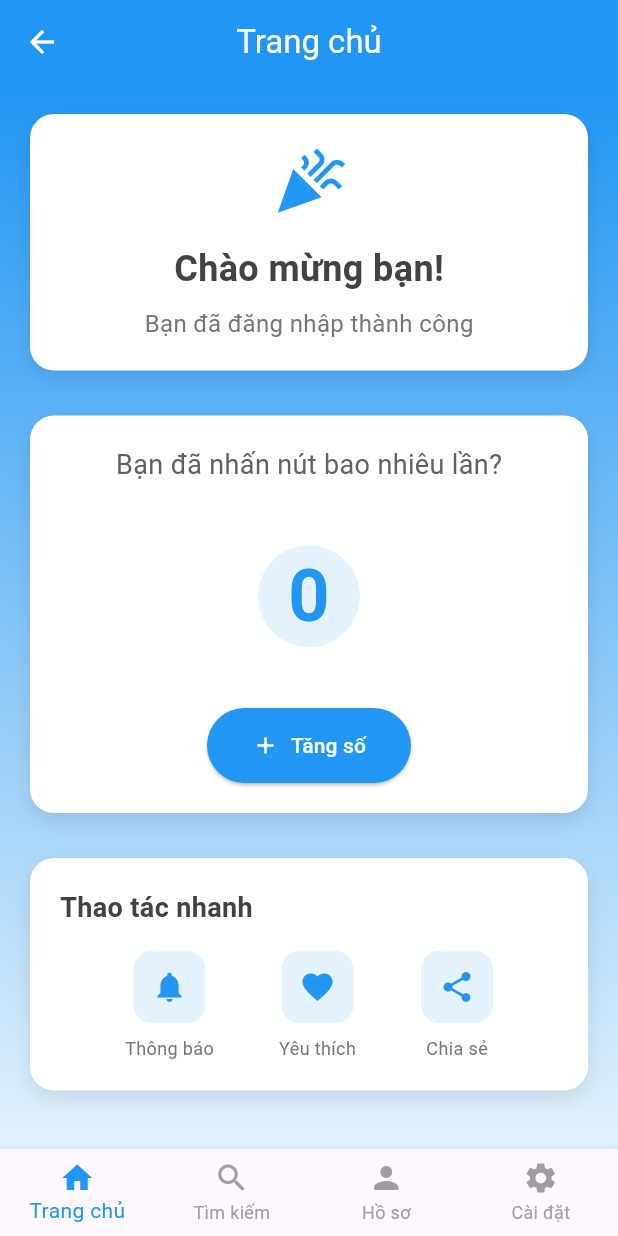
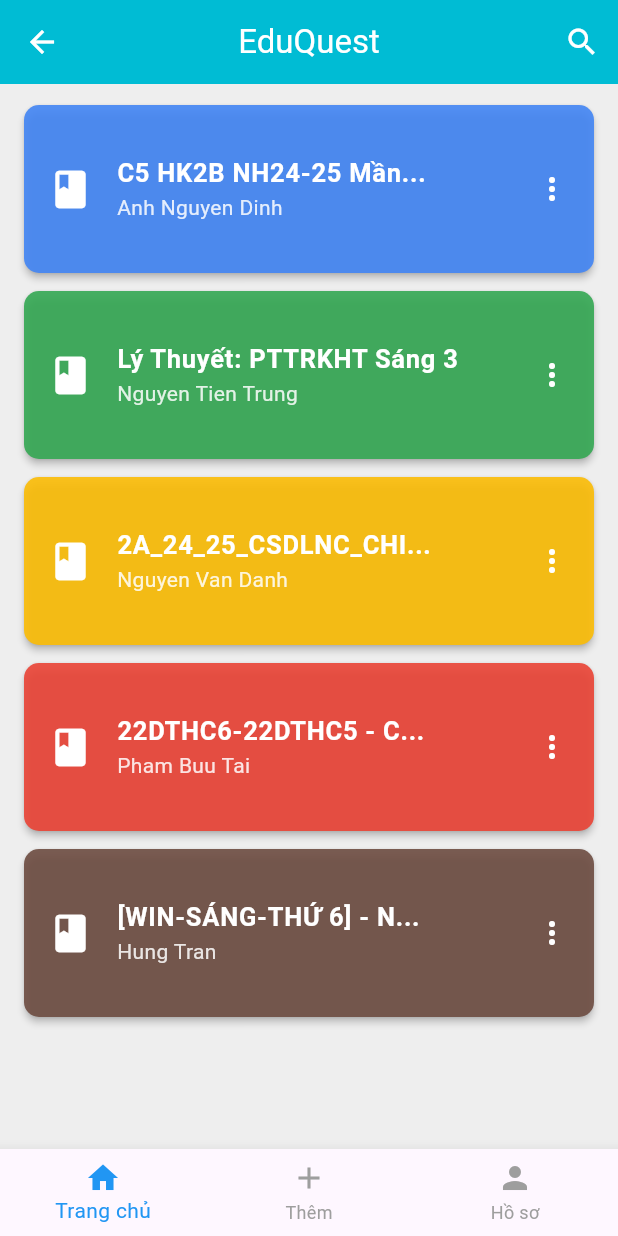
Before and after one commit to MinhAnh-IT/EduQuest_UI, a Flutter app: the HomeScreen screen opened by its route, on a phone screen of 412 x 824 dp. Run offline on Flutter 3.47's test engine with Material 3 defaults, Android fonts, the phone set to English and light mode, and no system bars; our stand-ins replace dio, flutter_secure_storage; accounts and stored records are empty.

Commit message:
Add HomeScreen

```diff
--- /dev/null
+++ b/devtools_options.yaml
@@ -0,0 +1,3 @@
+description: This file stores settings for Dart & Flutter DevTools.
+documentation: https://docs.flutter.dev/tools/devtools/extensions#configure-extension-enablement-states
+extensions:
--- a/lib/config/api_config.dart
+++ b/lib/config/api_config.dart
@@ -1,11 +1,15 @@
+import 'dart:io';
+
 class ApiConfig {
   // For Android Emulator: use 10.0.2.2
   // For Physical Device: use your local IP address (192.168.1.2)
   // For iOS Simulator: use localhost or 127.0.0.1
-  static const String baseUrl = 'http://localhost:8080/api';
-
-  // Alternative URLs for different environments
-  static const String localhostUrl = 'http://localhost:8080/api';
+  static String get baseUrl {
+    if (Platform.isAndroid) {
+      return 'http://10.0.2.2:8080';
+    }
+    return 'http://localhost:8080';
+  }
 
   static const Duration connectionTimeout = Duration(seconds: 30);
   static const Duration receiveTimeout = Duration(seconds: 30);
--- a/lib/screens/home_screen.dart
+++ b/lib/screens/home_screen.dart
@@ -1,5 +1,5 @@
 import 'package:flutter/material.dart';
-import 'login_screen.dart';
+import 'login_screen.dart'; // Keep for ProfileTab logout
 
 class HomeScreen extends StatefulWidget {
   @override
@@ -9,12 +9,10 @@ class HomeScreen extends StatefulWidget {
 class _HomeScreenState extends State<HomeScreen> {
   int _currentIndex = 0;
 
-  // Danh sách các trang
   final List<Widget> _pages = [
     HomeTab(),
-    SearchTab(),
+    AddTab(),
     ProfileTab(),
-    SettingsTab(),
   ];
 
   @override
@@ -37,16 +35,12 @@ class _HomeScreenState extends State<HomeScreen> {
             label: 'Trang chủ',
           ),
           BottomNavigationBarItem(
-            icon: Icon(Icons.search),
-            label: 'Tìm kiếm',
+            icon: Icon(Icons.add),
+            label: 'Thêm',
           ),
           BottomNavigationBarItem(
             icon: Icon(Icons.person),
             label: 'Hồ sơ',
-          ),
-          BottomNavigationBarItem(
-            icon: Icon(Icons.settings),
-            label: 'Cài đặt',
           ),
         ],
       ),
@@ -60,225 +54,191 @@ class HomeTab extends StatefulWidget {
 }
 
 class _HomeTabState extends State<HomeTab> {
-  int _counter = 0;
+  final List<Map<String, String>> _allClasses = [
+    {
+      'name': 'C5 HK2B NH24-25 Mần...',
+      'instructor': 'Anh Nguyen Dinh',
+    },
+    {
+      'name': 'Lý Thuyết: PTTRKHT Sáng 3',
+      'instructor': 'Nguyen Tien Trung',
+    },
+    {
+      'name': '2A_24_25_CSDLNC_CHI...',
+      'instructor': 'Nguyen Van Danh',
+    },
+    {
+      'name': '22DTHC6-22DTHC5 - C...',
+      'instructor': 'Pham Buu Tai',
+    },
+    {
+      'name': '[WIN-SÁNG-THỨ 6] - N...',
+      'instructor': 'Hung Tran',
+    },
+  ];
+  List<Map<String, String>> _filteredClasses = [];
+  bool _isSearching = false;
+  final TextEditingController _searchController = TextEditingController();
 
-  void _incrementCounter() {
+  @override
+  void initState() {
+    super.initState();
+    _filteredClasses = _allClasses;
+    _searchController.addListener(_filterClasses);
+  }
+
+  @override
+  void dispose() {
+    _searchController.removeListener(_filterClasses);
+    _searchController.dispose();
+    super.dispose();
+  }
+
+  void _filterClasses() {
+    final query = _searchController.text.toLowerCase();
     setState(() {
-      _counter++;
+      if (query.isEmpty) {
+        _filteredClasses = _allClasses;
+      } else {
+        _filteredClasses = _allClasses.where((classData) {
+          final nameLower = classData['name']!.toLowerCase();
+          final instructorLower = classData['instructor']!.toLowerCase();
+          return nameLower.contains(query) || instructorLower.contains(query);
+        }).toList();
+      }
     });
+  }
+
+  void _toggleSearch() {
+    setState(() {
+      _isSearching = !_isSearching;
+      if (!_isSearching) {
+        _searchController.clear(); // Clears text and triggers _filterClasses
+      }
+      // Focus will be handled by autofocus property of TextField
+    });
+  }
+
+  Color _getCardColor(int index) {
+    const List<Color> colors = [
+      Color(0xFF4285F4), // Blue
+      Color(0xFF34A853), // Green
+      Color(0xFFFBBC05), // Yellow
+      Color(0xFFEA4335), // Red
+      Color(0xFF6D4C41), // Brown
+    ];
+    // To make color assignment more stable with filtering,
+    // you might want to assign colors based on a unique ID or original index
+    // For now, it cycles through the filtered list.
+    return colors[index % colors.length].withOpacity(0.9);
   }
 
   @override
   Widget build(BuildContext context) {
     return Scaffold(
+      backgroundColor: Colors.grey[200],
       appBar: AppBar(
-        title: Text('Trang chủ'),
+        title: Text('EduQuest'),
         centerTitle: true,
-        backgroundColor: Colors.blue,
+        backgroundColor: Colors.cyan,
         foregroundColor: Colors.white,
         elevation: 0,
+        actions: [
+          IconButton(
+            icon: Icon(_isSearching ? Icons.close : Icons.search),
+            onPressed: _toggleSearch,
+          ),
+        ],
       ),
-      body: Container(
-        decoration: BoxDecoration(
-          gradient: LinearGradient(
-            begin: Alignment.topCenter,
-            end: Alignment.bottomCenter,
-            colors: [Colors.blue, Colors.blue[50]!],
-          ),
-        ),
-        child: SafeArea(
-          child: Padding(
-            padding: EdgeInsets.all(20),
-            child: Column(
-              crossAxisAlignment: CrossAxisAlignment.stretch,
-              children: [
-                // Welcome card
-                Container(
-                  padding: EdgeInsets.all(20),
-                  decoration: BoxDecoration(
-                    color: Colors.white,
-                    borderRadius: BorderRadius.circular(16),
-                    boxShadow: [
-                      BoxShadow(
-                        color: Colors.black.withOpacity(0.1),
-                        blurRadius: 10,
-                        offset: Offset(0, 5),
-                      ),
-                    ],
+      body: Column(
+        children: [
+          if (_isSearching)
+            Padding(
+              padding: const EdgeInsets.fromLTRB(16.0, 8.0, 16.0, 12.0),
+              child: TextField(
+                controller: _searchController,
+                autofocus: true,
+                decoration: InputDecoration(
+                  hintText: 'Tìm kiếm lớp học...',
+                  hintStyle: TextStyle(color: Colors.grey[500]),
+                  prefixIcon: Icon(Icons.search, color: Colors.grey[600]),
+                  suffixIcon: _searchController.text.isNotEmpty
+                      ? IconButton(
+                    icon: Icon(Icons.clear, color: Colors.grey[600]),
+                    onPressed: () {
+                      _searchController.clear();
+                    },
+                  )
+                      : null,
+                  filled: true,
+                  fillColor: Colors.white,
+                  contentPadding: EdgeInsets.symmetric(vertical: 10.0, horizontal: 20.0),
+                  border: OutlineInputBorder(
+                    borderRadius: BorderRadius.circular(30.0),
+                    borderSide: BorderSide.none,
                   ),
-                  child: Column(
-                    children: [
-                      Icon(
-                        Icons.celebration,
-                        size: 50,
-                        color: Colors.blue,
-                      ),
-                      SizedBox(height: 16),
-                      Text(
-                        'Chào mừng bạn!',
-                        style: TextStyle(
-                          fontSize: 24,
-                          fontWeight: FontWeight.bold,
-                          color: Colors.grey[800],
-                        ),
-                      ),
-                      SizedBox(height: 8),
-                      Text(
-                        'Bạn đã đăng nhập thành công',
-                        style: TextStyle(
-                          fontSize: 16,
-                          color: Colors.grey[600],
-                        ),
-                      ),
-                    ],
+                  focusedBorder: OutlineInputBorder(
+                    borderRadius: BorderRadius.circular(30.0),
+                    borderSide: BorderSide(color: Colors.cyan, width: 1.5),
                   ),
                 ),
-
-                SizedBox(height: 30),
-
-                // Counter card
-                Container(
-                  padding: EdgeInsets.all(20),
-                  decoration: BoxDecoration(
-                    color: Colors.white,
-                    borderRadius: BorderRadius.circular(16),
-                    boxShadow: [
-                      BoxShadow(
-                        color: Colors.black.withOpacity(0.1),
-                        blurRadius: 10,
-                        offset: Offset(0, 5),
+              ),
+            ),
+          Expanded(
+            child: SafeArea(
+              top: !_isSearching, // Only apply top SafeArea padding if search bar is not visible
+              bottom: true,
+              left: true,
+              right: true,
+              child: _filteredClasses.isEmpty && _searchController.text.isNotEmpty
+                  ? Center(
+                child: Text(
+                  'Không tìm thấy kết quả nào.',
+                  style: TextStyle(fontSize: 16, color: Colors.grey[700]),
+                ),
+              )
+                  : ListView.builder(
+                padding: EdgeInsets.only(top: 8, left: 8, right: 8, bottom: 8),
+                itemCount: _filteredClasses.length,
+                itemBuilder: (context, index) {
+                  final classData = _filteredClasses[index];
+                  return Card(
+                    color: _getCardColor(index),
+                    margin: EdgeInsets.symmetric(vertical: 6, horizontal: 8),
+                    elevation: 2,
+                    shape: RoundedRectangleBorder(
+                      borderRadius: BorderRadius.circular(10),
+                    ),
+                    child: ListTile(
+                      contentPadding: EdgeInsets.symmetric(vertical: 20.0, horizontal: 16.0),
+                      leading: Icon(Icons.class_, color: Colors.white, size: 30),
+                      title: Text(
+                        classData['name']!,
+                        style: TextStyle(
+                          fontSize: 17,
+                          fontWeight: FontWeight.bold,
+                          color: Colors.white,
+                        ),
+                        maxLines: 2,
+                        overflow: TextOverflow.ellipsis,
                       ),
-                    ],
-                  ),
-                  child: Column(
-                    children: [
-                      Text(
-                        'Bạn đã nhấn nút bao nhiêu lần?',
+                      subtitle: Text(
+                        classData['instructor']!,
                         style: TextStyle(
-                          fontSize: 18,
-                          color: Colors.grey[700],
+                          color: Colors.white.withOpacity(0.85),
+                          fontSize: 14,
                         ),
+                        maxLines: 1,
+                        overflow: TextOverflow.ellipsis,
                       ),
-                      SizedBox(height: 20),
-                      Container(
-                        padding: EdgeInsets.all(20),
-                        decoration: BoxDecoration(
-                          color: Colors.blue[50],
-                          shape: BoxShape.circle,
-                        ),
-                        child: Text(
-                          '$_counter',
-                          style: TextStyle(
-                            fontSize: 48,
-                            fontWeight: FontWeight.bold,
-                            color: Colors.blue,
-                          ),
-                        ),
-                      ),
-                      SizedBox(height: 20),
-                      ElevatedButton.icon(
-                        onPressed: _incrementCounter,
-                        icon: Icon(Icons.add),
-                        label: Text('Tăng số'),
-                        style: ElevatedButton.styleFrom(
-                          backgroundColor: Colors.blue,
-                          foregroundColor: Colors.white,
-                          padding: EdgeInsets.symmetric(horizontal: 30, vertical: 15),
-                          shape: RoundedRectangleBorder(
-                            borderRadius: BorderRadius.circular(25),
-                          ),
-                        ),
-                      ),
-                    ],
-                  ),
-                ),
-
-                SizedBox(height: 30),
-
-                // Quick actions
-                Container(
-                  padding: EdgeInsets.all(20),
-                  decoration: BoxDecoration(
-                    color: Colors.white,
-                    borderRadius: BorderRadius.circular(16),
-                    boxShadow: [
-                      BoxShadow(
-                        color: Colors.black.withOpacity(0.1),
-                        blurRadius: 10,
-                        offset: Offset(0, 5),
-                      ),
-                    ],
-                  ),
-                  child: Column(
-                    crossAxisAlignment: CrossAxisAlignment.start,
-                    children: [
-                      Text(
-                        'Thao tác nhanh',
-                        style: TextStyle(
-                          fontSize: 18,
-                          fontWeight: FontWeight.bold,
-                          color: Colors.grey[800],
-                        ),
-                      ),
-                      SizedBox(height: 16),
-                      Row(
-                        mainAxisAlignment: MainAxisAlignment.spaceEvenly,
-                        children: [
-                          _buildQuickAction(
-                            icon: Icons.notifications,
-                            label: 'Thông báo',
-                            onTap: () {},
-                          ),
-                          _buildQuickAction(
-                            icon: Icons.favorite,
-                            label: 'Yêu thích',
-                            onTap: () {},
-                          ),
-                          _buildQuickAction(
-                            icon: Icons.share,
-                            label: 'Chia sẻ',
-                            onTap: () {},
-                          ),
-                        ],
-                      ),
-                    ],
-                  ),
-                ),
-              ],
-            ),
-          ),
-        ),
-      ),
-    );
-  }
-
-  Widget _buildQuickAction({
-    required IconData icon,
-    required String label,
-    required VoidCallback onTap,
-  }) {
-    return GestureDetector(
-      onTap: onTap,
-      child: Column(
-        children: [
-          Container(
-            padding: EdgeInsets.all(12),
-            decoration: BoxDecoration(
-              color: Colors.blue[50],
-              borderRadius: BorderRadius.circular(12),
-            ),
-            child: Icon(
-              icon,
-              color: Colors.blue,
-              size: 24,
-            ),
-          ),
-          SizedBox(height: 8),
-          Text(
-            label,
-            style: TextStyle(
-              fontSize: 12,
-              color: Colors.grey[600],
+                      trailing: Icon(Icons.more_vert, color: Colors.white),
+                      onTap: () {
+                        // Handle class item tap
+                      },
+                    ),
+                  );
+                },
+              ),
             ),
           ),
         ],
@@ -287,12 +247,13 @@ class _HomeTabState extends State<HomeTab> {
   }
 }
 
-class SearchTab extends StatelessWidget {
+// New AddTab widget (as defined previously)
+class AddTab extends StatelessWidget {
   @override
   Widget build(BuildContext context) {
     return Scaffold(
       appBar: AppBar(
-        title: Text('Tìm kiếm'),
+        title: Text('Thêm mới'),
         centerTitle: true,
         backgroundColor: Colors.blue,
         foregroundColor: Colors.white,
@@ -301,14 +262,14 @@ class SearchTab extends StatelessWidget {
         child: Column(
           mainAxisAlignment: MainAxisAlignment.center,
           children: [
-            Icon(Icons.search, size: 80, color: Colors.grey),
+            Icon(Icons.add_circle_outline, size: 80, color: Colors.grey),
             SizedBox(height: 20),
             Text(
-              'Trang tìm kiếm',
+              'Trang thêm mới',
               style: TextStyle(fontSize: 24, fontWeight: FontWeight.bold),
             ),
             SizedBox(height: 10),
-            Text('Tính năng tìm kiếm sẽ được thêm vào sau'),
+            Text('Chức năng thêm mới sẽ được phát triển ở đây.'),
           ],
         ),
       ),
@@ -316,6 +277,7 @@ class SearchTab extends StatelessWidget {
   }
 }
 
+// ProfileTab widget (as defined previously)
 class ProfileTab extends StatelessWidget {
   @override
   Widget build(BuildContext context) {
@@ -347,8 +309,6 @@ class ProfileTab extends StatelessWidget {
               style: TextStyle(fontSize: 16, color: Colors.grey[600]),
             ),
             SizedBox(height: 30),
-
-            // Profile options
             _buildProfileOption(
               icon: Icons.edit,
               title: 'Chỉnh sửa hồ sơ',
@@ -364,66 +324,7 @@ class ProfileTab extends StatelessWidget {
               title: 'Trợ giúp',
               onTap: () {},
             ),
-          ],
-        ),
-      ),
-    );
-  }
-
-  Widget _buildProfileOption({
-    required IconData icon,
-    required String title,
-    required VoidCallback onTap,
-  }) {
-    return Card(
-      margin: EdgeInsets.symmetric(vertical: 4),
-      child: ListTile(
-        leading: Icon(icon, color: Colors.blue),
-        title: Text(title),
-        trailing: Icon(Icons.arrow_forward_ios, size: 16),
-        onTap: onTap,
-      ),
-    );
-  }
-}
-
-class SettingsTab extends StatelessWidget {
-  @override
-  Widget build(BuildContext context) {
-    return Scaffold(
-      appBar: AppBar(
-        title: Text('Cài đặt'),
-        centerTitle: true,
-        backgroundColor: Colors.blue,
-        foregroundColor: Colors.white,
-      ),
-      body: Padding(
-        padding: EdgeInsets.all(20),
-        child: Column(
-          children: [
-            _buildSettingOption(
-              icon: Icons.dark_mode,
-              title: 'Chế độ tối',
-              onTap: () {},
-            ),
-            _buildSettingOption(
-              icon: Icons.language,
-              title: 'Ngôn ngữ',
-              onTap: () {},
-            ),
-            _buildSettingOption(
-              icon: Icons.notifications,
-              title: 'Thông báo',
-              onTap: () {},
-            ),
-            _buildSettingOption(
-              icon: Icons.privacy_tip,
-              title: 'Chính sách bảo mật',
-              onTap: () {},
-            ),
             Spacer(),
-
-            // Logout button
             Container(
               width: double.infinity,
               child: ElevatedButton.icon(
@@ -442,20 +343,23 @@ class SettingsTab extends StatelessWidget {
                 ),
               ),
             ),
+            SizedBox(height: 20),
           ],
         ),
       ),
     );
   }
 
-  Widget _buildSettingOption({
+  Widget _buildProfileOption({
     required IconData icon,
     required String title,
     required VoidCallback onTap,
   }) {
     return Card(
-      margin: EdgeInsets.symmetric(vertical: 4),
+      margin: EdgeInsets.symmetric(vertical: 8),
       child: ListTile(
+        contentPadding:
+        EdgeInsets.symmetric(vertical: 8.0, horizontal: 16.0),
         leading: Icon(icon, color: Colors.blue),
         title: Text(title),
         trailing: Icon(Icons.arrow_forward_ios, size: 16),
--- a/lib/screens/login_screen.dart
+++ b/lib/screens/login_screen.dart
@@ -40,8 +40,8 @@ class _LoginScreenState extends State<LoginScreen> {
       if (_usernameController.text == 'admin' && _passwordController.text == '123456') {
         Navigator.pushReplacement(
           context,
-          MaterialPageRoute(builder: (context) => HomeScreen()),
-        );
+          MaterialPageRoute(builder: (context) => HomeScreen(),
+        ));
       } else {
         ScaffoldMessenger.of(context).showSnackBar(
           SnackBar(
```
Also changed, not shown: lib/main.dart (line endings or trailing spaces).
